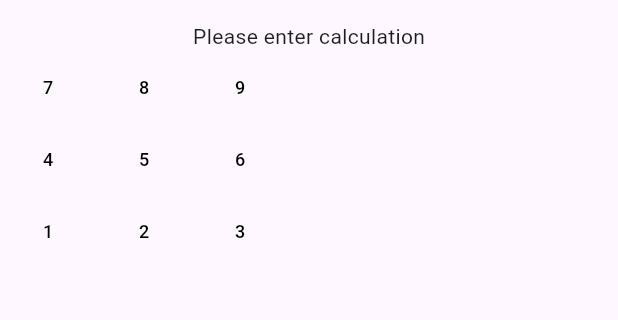
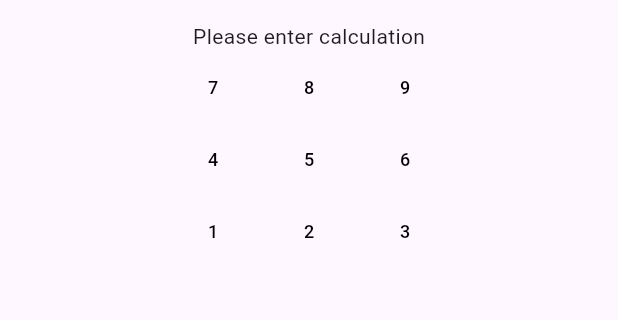
Before and after one commit to gonzalez-nunez-uriel/myofflinecalc, a Flutter app: the screen it shows after launch, on a phone screen of 412 x 824 dp, the part 63-383 px from its top. Run offline on Flutter 3.47's test engine with Material 3 defaults, Android fonts, the phone set to English and light mode, and no system bars.

Commit message:
Got it
I read the docs. It was only 6 steps. It wans't that bad. But what I feared
happened: a lot of terms where thrown around, which made me realized
how little I now about the subject. This kind of sitation gives me some
anxiety. An uneasy feeling. That I have wasted much of my life up to
this point. The doc throws around key terms that I can use to further
increase my understanding of how this framework works.

But so far, the development experience and my mental mode are ok.
Not where they should be, but great for my first application.

```diff
--- a/lib/main.dart
+++ b/lib/main.dart
@@ -46,7 +46,7 @@ class MyApp extends StatelessWidget {
     assert(textContents.length == rowWidth);
 
     return Row(
-      crossAxisAlignment: CrossAxisAlignment.start,
+      mainAxisAlignment: MainAxisAlignment.center,
       children: [
         buildButton(textContents[0]),
         buildButton(textContents[1]),
```
